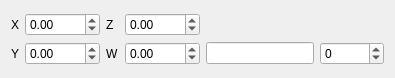
This is editor/gui/uniform.ui in ensisoft/detonator as Qt 5 draws it before an edit. The edited form follows.
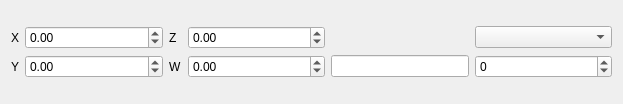
This is the edited form. Custom widgets are drawn as their Qt base class.

Commit message:
Add support for using a combo box for enum type shader int uniforms
Add support for using a combo box for enum type shader int uniforms.
In other words uniforms that have a few distinct values such as
flags etc instead of arbitrary integer values. The shader's json
file can then provide some meta information about the possible values
and their mapping to user readable names. These data will be combined
and displayed in a combox instead of a spinbox widget.

What changed in the file:
```diff
--- a/editor/gui/uniform.ui
+++ b/editor/gui/uniform.ui
@@ -6,8 +6,8 @@
    <rect>
     <x>0</x>
     <y>0</y>
-    <width>395</width>
-    <height>78</height>
+    <width>623</width>
+    <height>104</height>
    </rect>
   </property>
   <property name="windowTitle">
@@ -180,6 +180,9 @@
        </property>
       </widget>
      </item>
+     <item row="1" column="5">
+      <widget class="QComboBox" name="combo_i"/>
+     </item>
     </layout>
    </item>
   </layout>
```
The commit also changes 3 other files.
